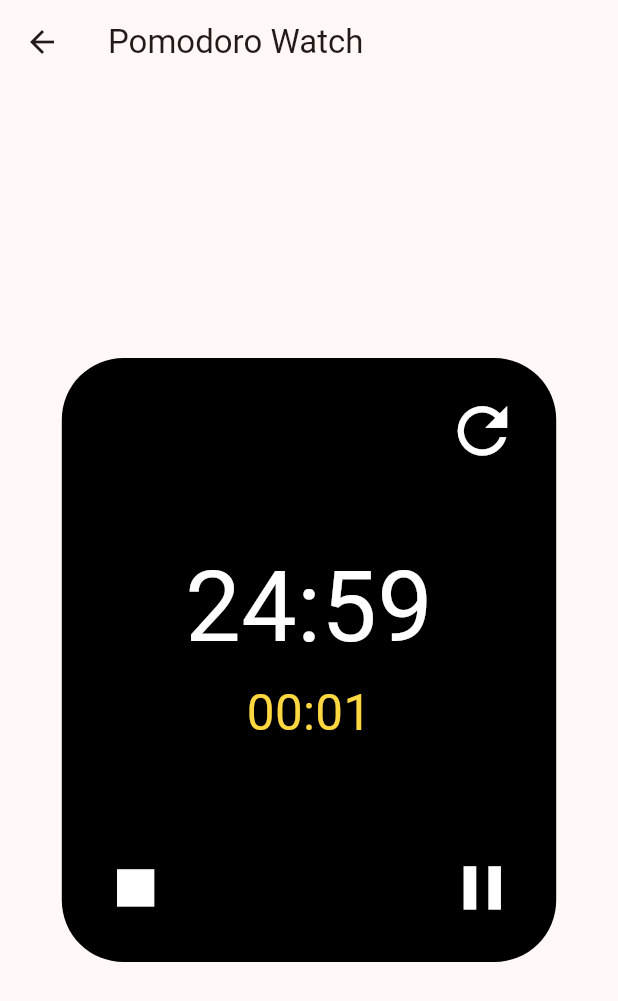
After one commit to MarkJLee/flutter-animations, a Flutter app: the PomodoroScreen screen opened directly, after a tap on the "play arrow" icon, on a phone screen of 412 x 824 dp. The commit adds this screen. Shown: the top 1001 px of the screen. Run offline on Flutter 3.47's test engine with Material 2 defaults, Android fonts, the phone set to English and light mode, and no system bars.

Commit message:
feat: pomodoro (without animation)

```diff
--- /dev/null
+++ b/lib/screens/pomodoro_screen.dart
@@ -0,0 +1,219 @@
+import 'dart:async';
+
+import 'package:flutter/material.dart';
+
+class PomodoroScreen extends StatefulWidget {
+  const PomodoroScreen({super.key});
+
+  @override
+  State<PomodoroScreen> createState() => _PomodoroScreenState();
+}
+
+class _PomodoroScreenState extends State<PomodoroScreen> {
+  int minutes = 25;
+  int seconds = 0;
+  int totalSeconds = 0;
+  int initMinutes = 25;
+  int initSeconds = 0;
+
+  Timer? _timer;
+  bool isRunning = false;
+
+  void _startTimer() {
+    _timer = Timer.periodic(const Duration(seconds: 1), (timer) {
+      if (seconds == 0) {
+        if (minutes == 0) {
+          timer.cancel();
+          isRunning = false;
+        } else {
+          minutes--;
+          seconds = 59;
+          totalSeconds++;
+        }
+      } else {
+        seconds--;
+        totalSeconds++;
+      }
+
+      setState(() {});
+    });
+  }
+
+  void _setTime() {
+    showDialog(
+      context: context,
+      builder: (context) {
+        return AlertDialog(
+          title: const Text('Set Time'),
+          content: Column(
+            mainAxisSize: MainAxisSize.min,
+            children: [
+              TextField(
+                keyboardType: TextInputType.number,
+                onChanged: (value) {
+                  initMinutes = int.parse(value);
+                },
+                decoration: const InputDecoration(
+                  labelText: 'Minutes',
+                ),
+              ),
+              TextField(
+                keyboardType: TextInputType.number,
+                onChanged: (value) {
+                  initSeconds = int.parse(value);
+                },
+                decoration: const InputDecoration(
+                  labelText: 'Seconds',
+                ),
+              ),
+            ],
+          ),
+          actions: [
+            TextButton(
+              onPressed: () {
+                Navigator.pop(context);
+              },
+              child: const Text('Cancel'),
+            ),
+            TextButton(
+              onPressed: () {
+                setState(() {
+                  minutes = initMinutes;
+                  seconds = initSeconds;
+                });
+                Navigator.pop(context);
+              },
+              child: const Text('Set'),
+            ),
+          ],
+        );
+      },
+    );
+  }
+
+  String get _timeLabel {
+    final minutesStr = minutes.toString().padLeft(2, '0');
+    final secondsStr = seconds.toString().padLeft(2, '0');
+    return '$minutesStr:$secondsStr';
+  }
+
+  String _totalTimeLabel(int totalSeconds) {
+    final minutes = totalSeconds ~/ 60;
+    final seconds = totalSeconds % 60;
+    final minutesStr = minutes.toString().padLeft(2, '0');
+    final secondsStr = seconds.toString().padLeft(2, '0');
+    return '$minutesStr:$secondsStr';
+  }
+
+  @override
+  void dispose() {
+    _timer?.cancel();
+    super.dispose();
+  }
+
+  @override
+  Widget build(BuildContext context) {
+    final width = MediaQuery.of(context).size.width * 0.8;
+
+    return Scaffold(
+      appBar: AppBar(
+        title: const Text('Pomodoro Watch'),
+      ),
+      body: Center(
+        child: Container(
+          width: width,
+          height: width * 1.222,
+          decoration: BoxDecoration(
+            color: Colors.black,
+            borderRadius: BorderRadius.circular(width / 8),
+          ),
+          child: Stack(
+            children: [
+              Align(
+                alignment: Alignment.center,
+                child: SizedBox(
+                  width: width * 0.8,
+                  height: width * 0.5,
+                  child: Column(
+                    children: [
+                      GestureDetector(
+                        onTap: _setTime,
+                        child: Text(
+                          _timeLabel,
+                          style: TextStyle(
+                              color: Colors.white, fontSize: width * 0.2),
+                        ),
+                      ),
+                      Text(
+                        _totalTimeLabel(totalSeconds),
+                        style: TextStyle(
+                            color: Colors.amberAccent, fontSize: width * 0.1),
+                      ),
+                    ],
+                  ),
+                ),
+              ),
+              Positioned(
+                bottom: width * 0.05,
+                left: width * 0.05,
+                child: IconButton(
+                  icon:
+                      Icon(Icons.stop, color: Colors.white, size: width * 0.15),
+                  onPressed: () {
+                    setState(() {
+                      minutes = initMinutes;
+                      seconds = initSeconds;
+                      _timer?.cancel();
+                      isRunning = false;
+                    });
+                  },
+                ),
+              ),
+              Positioned(
+                bottom: width * 0.05,
+                right: width * 0.05,
+                child: IconButton(
+                  icon: isRunning
+                      ? Icon(Icons.pause,
+                          color: Colors.white, size: width * 0.15)
+                      : Icon(Icons.play_arrow,
+                          color: Colors.white, size: width * 0.15),
+                  onPressed: () {
+                    setState(() {
+                      if (isRunning) {
+                        _timer?.cancel();
+                      } else {
+                        _startTimer();
+                      }
+                      isRunning = !isRunning;
+                    });
+                  },
+                ),
+              ),
+              Positioned(
+                top: width * 0.05,
+                right: width * 0.05,
+                child: IconButton(
+                  icon: Icon(Icons.refresh,
+                      color: Colors.white, size: width * 0.15),
+                  onPressed: () {
+                    setState(() {
+                      if (isRunning) {
+                        _timer?.cancel();
+                        isRunning = !isRunning;
+                      }
+
+                      totalSeconds = 0;
+                      minutes = initMinutes;
+                      seconds = initSeconds;
+                    });
+                  },
+                ),
+              ),
+            ],
+          ),
+        ),
+      ),
+    );
+  }
+}
```
Also changed, not shown: lib/screens/menu_screen.dart (+8 -0 lines).
